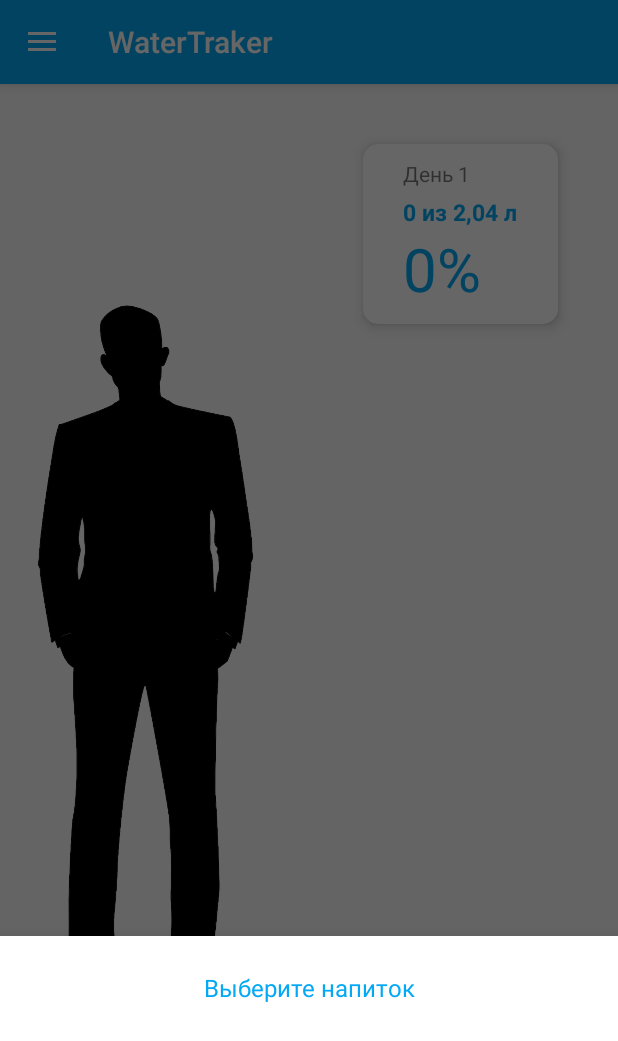
After one commit to alekseyld/WaterTraker, an Android app: the fragment SelectDrinkFragment placed in its activity, on a phone screen of 412 x 824 dp. The commit adds this screen. Shown: the top 1041 px of the screen. Run offline under Robolectric (Android 15) with nearby library versions, the phone set to English and light mode, and no system bars; our stand-ins replace Dagger/Hilt's generated code; 7 statements that could not run were skipped.

Commit message:
- add norm and date to person model - rename base dialog class - select drink branch

```diff
--- a/app/build.gradle
+++ b/app/build.gradle
@@ -8,6 +8,10 @@ apply plugin: 'kotlin-kapt'
 
 repositories {
     maven { url 'https://jitpack.io' }
+}
+
+androidExtensions {
+    experimental = true
 }
 
 android {
--- a/app/src/main/java/com/alekseyld/watertraker/Utils.kt
+++ b/app/src/main/java/com/alekseyld/watertraker/Utils.kt
@@ -2,6 +2,8 @@ package com.alekseyld.watertraker
 
 import com.alekseyld.watertraker.model.Person
 import com.alekseyld.watertraker.model.Sex
+import java.text.SimpleDateFormat
+import java.util.*
 
 
 fun calculateNorm(person: Person) : Double {
@@ -14,3 +16,7 @@ fun calculateNorm(person: Person) : Double {
 }
 
 fun Double.format(digits: Int) = java.lang.String.format("%.${digits}f", this)
+
+fun String.parseDate() = SimpleDateFormat("dd-MM-yyyy").parse(this)
+
+fun Date.format() = SimpleDateFormat("dd-MM-yyyy").format(this)
--- a/app/src/main/java/com/alekseyld/watertraker/model/Person.kt
+++ b/app/src/main/java/com/alekseyld/watertraker/model/Person.kt
@@ -4,7 +4,8 @@ data class Person(val sex: Sex,
                   val height: Int,
                   val weight: Int,
                   val age: Int,
-                  var norm: Double)
+                  var norm: Double,
+                  val date: String)
 
 enum class Sex {
     Male, Female;
--- a/app/src/main/java/com/alekseyld/watertraker/ui/MainActivity.kt
+++ b/app/src/main/java/com/alekseyld/watertraker/ui/MainActivity.kt
@@ -54,7 +54,7 @@ class MainActivity : AppCompatActivity(), NavigationView.OnNavigationItemSelecte
 
     override fun onCreateOptionsMenu(menu: Menu): Boolean {
         // Inflate the menu; this adds items to the action bar if it is present.
-        menuInflater.inflate(R.menu.main, menu)
+        //menuInflater.inflate(R.menu.main, menu)
         return true
     }
 
--- a/app/src/main/java/com/alekseyld/watertraker/ui/base/BaseDialogFragment.kt
+++ b/app/src/main/java/com/alekseyld/watertraker/ui/base/BaseBottomDialogFragment.kt
@@ -2,13 +2,13 @@ package ru.nvtech.sedkp.base
 
 import android.os.Bundle
 import android.support.annotation.LayoutRes
-import android.support.v4.app.DialogFragment
+import android.support.design.widget.BottomSheetDialogFragment
 import android.view.LayoutInflater
 import android.view.View
 import android.view.ViewGroup
 import javax.inject.Inject
 
-abstract class BaseDialogFragment<TPresenter : MvpPresenter<TView>, TView> : DialogFragment() {
+abstract class BaseBottomDialogFragment<TPresenter : MvpPresenter<TView>, TView> : BottomSheetDialogFragment() {
     var isFirstLoad = true
 
     @Inject
@@ -25,9 +25,11 @@ abstract class BaseDialogFragment<TPresenter : MvpPresenter<TView>, TView> : Dia
     override fun onCreateView(inflater: LayoutInflater, container: ViewGroup?, savedInstanceState: Bundle?): View? {
         val view = inflater.inflate(getLayoutId(), container, false)
         inject
+        attachView()
         return view
     }
 
+    abstract fun attachView()
 
     override fun onResume() {
         super.onResume()
--- a/app/src/main/java/com/alekseyld/watertraker/ui/home/HomeContract.kt
+++ b/app/src/main/java/com/alekseyld/watertraker/ui/home/HomeContract.kt
@@ -4,10 +4,13 @@ interface HomeContract {
 
     interface View {
 
+        fun fillDay(dayText: String)
+        fun fillNorm(from: String, normText: String)
+        fun fillProcent(procentText: String)
+
     }
 
     interface Presenter {
 
     }
-
 }
--- a/app/src/main/java/com/alekseyld/watertraker/ui/home/HomeFragment.kt
+++ b/app/src/main/java/com/alekseyld/watertraker/ui/home/HomeFragment.kt
@@ -1,21 +1,33 @@
 package com.alekseyld.watertraker.ui.home
 
 import android.os.Bundle
+import android.view.View
 import com.alekseyld.watertraker.App
 import com.alekseyld.watertraker.R
+import com.alekseyld.watertraker.ui.select_drink.SelectDrinkFragment
+import kotlinx.android.synthetic.main.fragment_home.*
 import ru.nvtech.sedkp.base.BaseFragment
 
 class HomeFragment : BaseFragment<HomePresenter, HomeContract.View>(), HomeContract.View {
 
-    override fun onCreate(savedInstanceState: Bundle?) {
-        super.onCreate(savedInstanceState)
+    override fun onViewCreated(view: View, savedInstanceState: Bundle?) {
+        super.onViewCreated(view, savedInstanceState)
 
+        fab.setOnClickListener {
+            SelectDrinkFragment().show(fragmentManager, SelectDrinkFragment::class.java.name)
+        }
+    }
 
-//        fab.setOnClickListener { view ->
-//            Snackbar.make(view, "Replace with your own action", Snackbar.LENGTH_LONG)
-//                .setAction("Action", null).show()
-//        }
+    override fun fillDay(dayText: String) {
+        day.text = "День $dayText"
+    }
 
+    override fun fillNorm(from: String, normText: String) {
+        norm.text = "$from из $normText л"
+    }
+
+    override fun fillProcent(procentText: String) {
+        procent.text = "$procentText %"
     }
 
     override fun getLayoutId(): Int = R.layout.fragment_home
--- a/app/src/main/java/com/alekseyld/watertraker/ui/home/HomeModule.kt
+++ b/app/src/main/java/com/alekseyld/watertraker/ui/home/HomeModule.kt
@@ -1,5 +1,6 @@
 package com.alekseyld.watertraker.ui.home
 
+import com.alekseyld.watertraker.service.IPersonService
 import dagger.Module
 import dagger.Provides
 import ru.alekseyld.greenhouseapp.di.PerScreen
@@ -9,6 +10,6 @@ class HomeModule {
 
     @PerScreen
     @Provides
-    fun getPresenter() = HomePresenter()
+    fun getPresenter(personService: IPersonService) = HomePresenter(personService)
 
 }
--- a/app/src/main/java/com/alekseyld/watertraker/ui/home/HomePresenter.kt
+++ b/app/src/main/java/com/alekseyld/watertraker/ui/home/HomePresenter.kt
@@ -1,7 +1,11 @@
 package com.alekseyld.watertraker.ui.home
 
+import com.alekseyld.watertraker.service.IPersonService
 import ru.nvtech.sedkp.base.BasePresenter
 
-class HomePresenter : BasePresenter<HomeContract.View>(), HomeContract.Presenter {
+class HomePresenter(private val personService: IPersonService)
+    : BasePresenter<HomeContract.View>(), HomeContract.Presenter {
+
+
 
 }
--- a/app/src/main/java/com/alekseyld/watertraker/ui/profile/ProfileFragment.kt
+++ b/app/src/main/java/com/alekseyld/watertraker/ui/profile/ProfileFragment.kt
@@ -13,6 +13,7 @@ import com.warkiz.widget.OnSeekChangeListener
 import com.warkiz.widget.SeekParams
 import kotlinx.android.synthetic.main.fragment_profile.*
 import ru.nvtech.sedkp.base.BaseFragment
+import java.util.*
 
 class ProfileFragment : BaseFragment<ProfilePresenter, ProfileContract.View>(), ProfileContract.View {
 
@@ -88,7 +89,9 @@ class ProfileFragment : BaseFragment<ProfilePresenter, ProfileContract.View>(),
             height.progress,
             weight.progress,
             age.progress,
-            .0)
+            .0,
+            Date().format()
+        )
 
     }
 
--- /dev/null
+++ b/app/src/main/java/com/alekseyld/watertraker/ui/select_drink/SelectDrinkContract.kt
@@ -0,0 +1,19 @@
+package com.alekseyld.watertraker.ui.select_drink
+
+import com.alekseyld.watertraker.model.Drink
+
+interface SelectDrinkContract {
+
+    interface View {
+
+        fun fillDrinks(drinks: List<Drink>)
+
+    }
+
+    interface Presenter {
+
+        fun getDrinks()
+
+    }
+
+}
--- /dev/null
+++ b/app/src/main/java/com/alekseyld/watertraker/ui/select_drink/SelectDrinkFragment.kt
@@ -0,0 +1,40 @@
+package com.alekseyld.watertraker.ui.select_drink
+
+import android.os.Bundle
+import android.view.View
+import com.alekseyld.watertraker.App
+import com.alekseyld.watertraker.R
+import com.alekseyld.watertraker.model.Drink
+import com.alekseyld.watertraker.ui.select_drink.select_doze.DrinksAdapter
+import kotlinx.android.synthetic.main.fragment_select_drink.*
+import ru.nvtech.sedkp.base.BaseBottomDialogFragment
+
+class SelectDrinkFragment : BaseBottomDialogFragment<SelectDrinkPresenter, SelectDrinkContract.View>(), SelectDrinkContract.View {
+
+    override fun onViewCreated(view: View, savedInstanceState: Bundle?) {
+        super.onViewCreated(view, savedInstanceState)
+    }
+
+    override fun fillDrinks(drinks: List<Drink>) {
+        drinks_recycler_view.adapter = DrinksAdapter(drinks)
+
+    }
+
+    override fun getLayoutId(): Int = R.layout.fragment_select_drink
+
+    override fun injectDependencies() {
+        DaggerSelectDrinkComponent.builder()
+            .appComponent(App.component)
+            .selectDrinkModule(SelectDrinkModule())
+            .build()
+            .inject(this)
+    }
+
+    override fun onBackKeyPressed() {
+    }
+
+    override fun attachView() {
+        presenter.attachView(this)
+        presenter.getDrinks()
+    }
+}
--- /dev/null
+++ b/app/src/main/java/com/alekseyld/watertraker/ui/select_drink/SelectDrinkModule.kt
@@ -0,0 +1,14 @@
+package com.alekseyld.watertraker.ui.select_drink
+
+import dagger.Module
+import dagger.Provides
+import ru.alekseyld.greenhouseapp.di.PerScreen
+
+@Module
+class SelectDrinkModule {
+
+    @PerScreen
+    @Provides
+    fun getPresenter() = SelectDrinkPresenter()
+
+}
--- a/app/src/main/res/layout/fragment_home.xml
+++ b/app/src/main/res/layout/fragment_home.xml
@@ -36,11 +36,13 @@
                 android:padding="10dp">
 
             <TextView
+                    android:id="@+id/day"
                     android:layout_width="match_parent"
                     android:layout_height="wrap_content"
                     android:text="День 1"/>
 
             <TextView
+                    android:id="@+id/norm"
                     android:layout_width="match_parent"
                     android:layout_height="wrap_content"
                     android:textColor="@color/colorPrimary"
@@ -50,6 +52,7 @@
                     android:text="0 из 2,04 л"/>
 
             <TextView
+                    android:id="@+id/procent"
                     android:layout_width="match_parent"
                     android:layout_height="wrap_content"
                     android:textColor="@color/colorPrimary"
--- a/app/src/main/res/layout/fragment_select_drink.xml
+++ b/app/src/main/res/layout/fragment_select_drink.xml
@@ -3,18 +3,21 @@
               xmlns:app="http://schemas.android.com/apk/res-auto"
               android:layout_width="match_parent"
               android:layout_height="match_parent"
-              android:orientation="vertical">
+              android:orientation="vertical"
+              android:minHeight="200dp">
 
     <TextView
             android:layout_width="match_parent"
             android:layout_height="wrap_content"
             android:text="@string/select_drink"
+            android:layout_marginTop="18dp"
             android:padding="5dp"
             android:textAlignment="center"
             android:textColor="@color/colorPrimary"
             android:textSize="16sp"/>
 
     <android.support.v7.widget.RecyclerView
+            android:id="@+id/drinks_recycler_view"
             android:layout_width="match_parent"
             android:layout_height="wrap_content"
             app:layoutManager="android.support.v7.widget.LinearLayoutManager"
```
Also changed, not shown: app/src/main/java/com/alekseyld/watertraker/repository/local/LocalPersonRepository.kt (+9 -1 lines), app/src/main/java/com/alekseyld/watertraker/ui/select_drink/SelectDrinkComponent.kt (added, +11 -0 lines), app/src/main/java/com/alekseyld/watertraker/ui/select_drink/SelectDrinkPresenter.kt (added, +7 -0 lines), app/src/main/java/com/alekseyld/watertraker/ui/select_drink/select_doze/DrinksAdapter.kt (added, +35 -0 lines).
